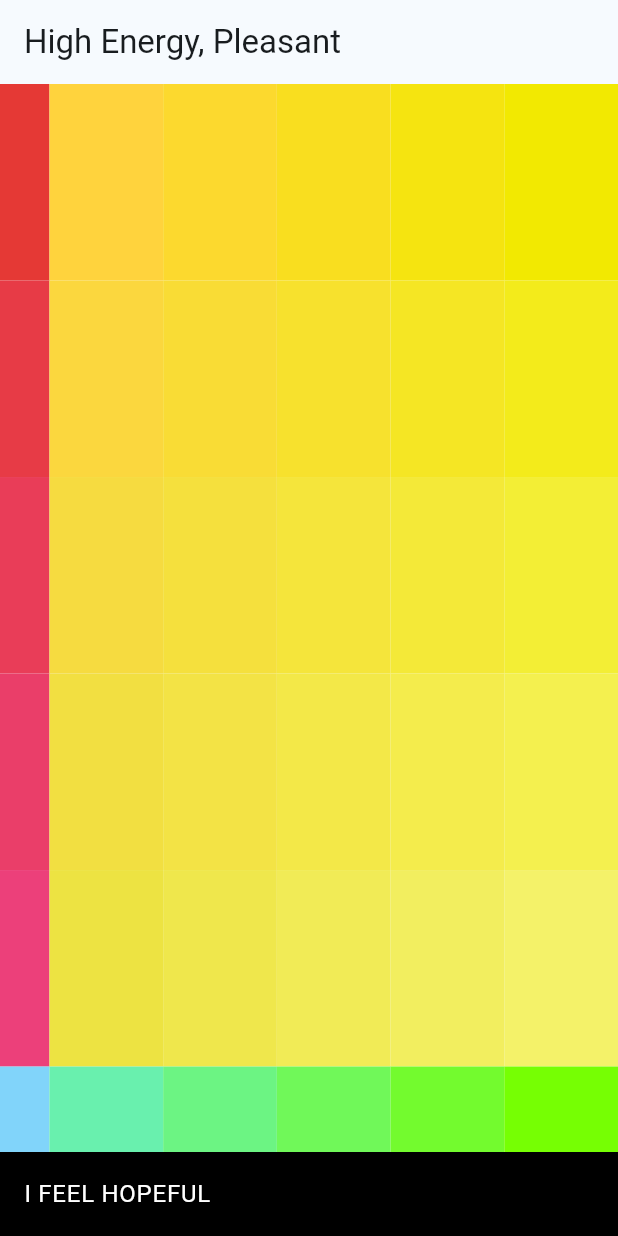
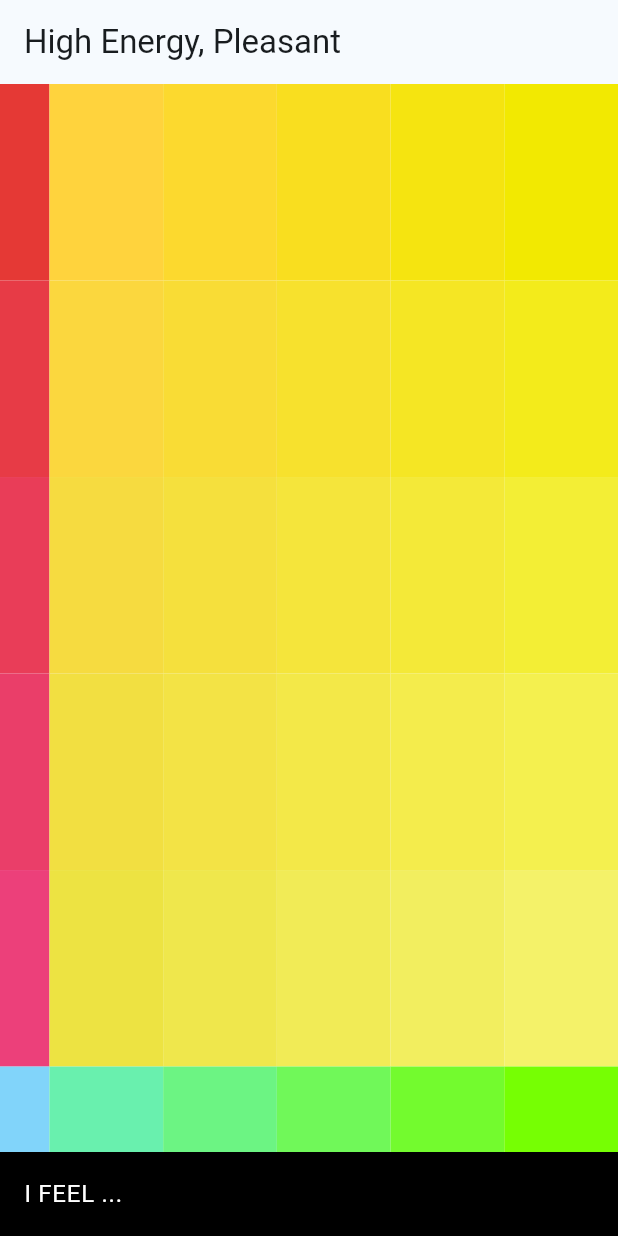
Before and after one commit to ShakyaCsun/mood_meter_picker, a Flutter app: the screen it shows after launch, on a phone screen of 412 x 824 dp. Run offline on Flutter 3.47's test engine with Material 2 defaults, Android fonts, the phone set to English and light mode, and no system bars; our stand-ins replace bloc, equatable, flutter_bloc, flutter_riverpod, freezed_annotation, riverpod_annotation; missing offline and left inert: flutter_portal; generated files the repository leaves out were written again.

Commit message:
migrate example to use riverpod
trying Riverpod

```diff
--- a/example/analysis_options.yaml
+++ b/example/analysis_options.yaml
@@ -1,4 +1,9 @@
 include: package:very_good_analysis/analysis_options.yaml
+
+analyzer:
+  exclude:
+    - '**/*.g.dart'
+    - '**/*.freezed.dart'
 
 linter:
   rules:
--- a/example/lib/main.dart
+++ b/example/lib/main.dart
@@ -1,5 +1,7 @@
 import 'package:flutter/material.dart';
+import 'package:flutter_riverpod/flutter_riverpod.dart';
 import 'package:mood_meter_picker/mood_meter_picker.dart';
+import 'package:mood_picker_example/selected_mood_piece.dart';
 
 void main() {
   runApp(const ExampleApp());
@@ -10,7 +12,8 @@ class ExampleApp extends StatelessWidget {
 
   @override
   Widget build(BuildContext context) {
-    return MaterialApp(
+    return ProviderScope(
+      child: MaterialApp(
         title: 'Flutter Demo',
         theme: ThemeData.from(
           colorScheme: ColorScheme.fromSeed(
@@ -19,34 +22,31 @@ class ExampleApp extends StatelessWidget {
           useMaterial3: true,
         ),
         home: const HomePage(),
+      ),
     );
   }
 }
 
-class HomePage extends StatefulWidget {
+class HomePage extends ConsumerWidget {
   const HomePage({
     super.key,
   });
 
   @override
-  State<HomePage> createState() => _HomePageState();
-}
-
-class _HomePageState extends State<HomePage> {
-  String emotion = '...';
-  MoodQuadrant quadrant = MoodQuadrant.highEnergyPleasant;
-
-  @override
-  Widget build(BuildContext context) {
+  Widget build(BuildContext context, WidgetRef ref) {
     return Scaffold(
       appBar: AppBar(
-        title: Text('$quadrant'),
+        title: Consumer(
+          builder: (context, ref, child) {
+            final quadrant = ref.watch(moodQuadrantProvider);
+            return Text('$quadrant');
+          },
+        ),
       ),
       body: Column(
         children: [
           Expanded(
             child: MoodMeterPicker(
-              initialMoodPiece: MoodPiece.fromName('Hopeful'),
               selectedTextStyle: const TextStyle(
                 fontSize: 20,
                 color: Color(0xFFFFFFFF),
@@ -58,17 +58,22 @@ class _HomePageState extends State<HomePage> {
                 fontWeight: FontWeight.w500,
               ),
               onMoodSelectionChanged: (moodPiece) {
-                setState(() {
-                  emotion = moodPiece.moodName;
-                  quadrant = moodPiece.moodQuadrant;
-                });
+                ref.read(selectedMoodPieceProvider.notifier).moodPieceChanged(
+                      moodPiece,
+                    );
               },
             ),
           ),
-          ListTile(
+          Consumer(
+            builder: (context, ref, child) {
+              final emotion =
+                  ref.watch(selectedMoodPieceProvider)?.moodName ?? '...';
+              return ListTile(
                 title: Text('I feel $emotion'.toUpperCase()),
                 textColor: Colors.white,
                 tileColor: Colors.black,
+              );
+            },
           ),
         ],
       ),
--- /dev/null
+++ b/example/lib/selected_mood_piece.dart
@@ -0,0 +1,23 @@
+import 'package:mood_meter_picker/mood_meter_picker.dart';
+import 'package:riverpod_annotation/riverpod_annotation.dart';
+
+part 'selected_mood_piece.g.dart';
+
+@riverpod
+class SelectedMoodPiece extends _$SelectedMoodPiece {
+  @override
+  MoodPiece? build() {
+    return null;
+  }
+
+  // ignore: use_setters_to_change_properties
+  void moodPieceChanged(MoodPiece moodPiece) {
+    state = moodPiece;
+  }
+}
+
+@riverpod
+MoodQuadrant moodQuadrant(MoodQuadrantRef ref) {
+  return ref.watch(selectedMoodPieceProvider)?.moodQuadrant ??
+      MoodQuadrant.highEnergyPleasant;
+}
--- a/example/pubspec.yaml
+++ b/example/pubspec.yaml
@@ -12,12 +12,16 @@ dependencies:
   cupertino_icons: ^1.0.5
   flutter:
     sdk: flutter
+  flutter_riverpod: ^2.1.3
   mood_meter_picker:
     path: ../
+  riverpod_annotation: ^1.1.1
 
 dev_dependencies:
+  build_runner: ^2.3.3
   flutter_test:
     sdk: flutter
+  riverpod_generator: ^1.1.1
   very_good_analysis: ^3.1.0
 
 flutter:
```
Also changed, not shown: example/lib/selected_mood_piece.g.dart (added), example/pubspec.lock. Lines whose indentation alone changed are shown as unchanged.
